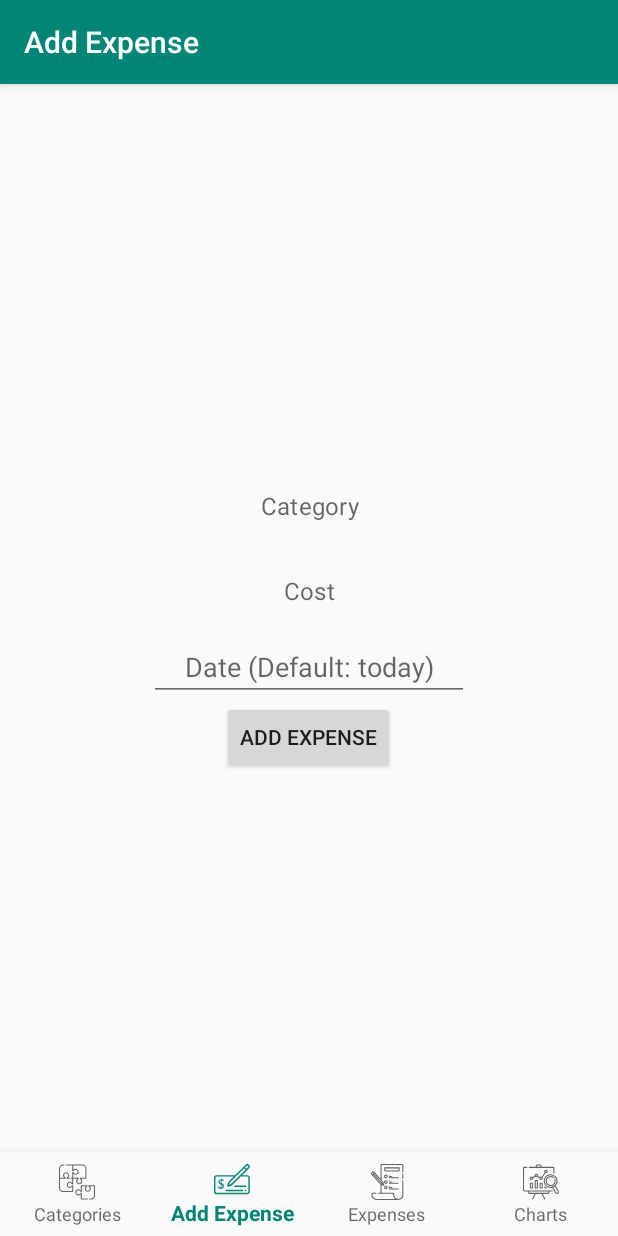
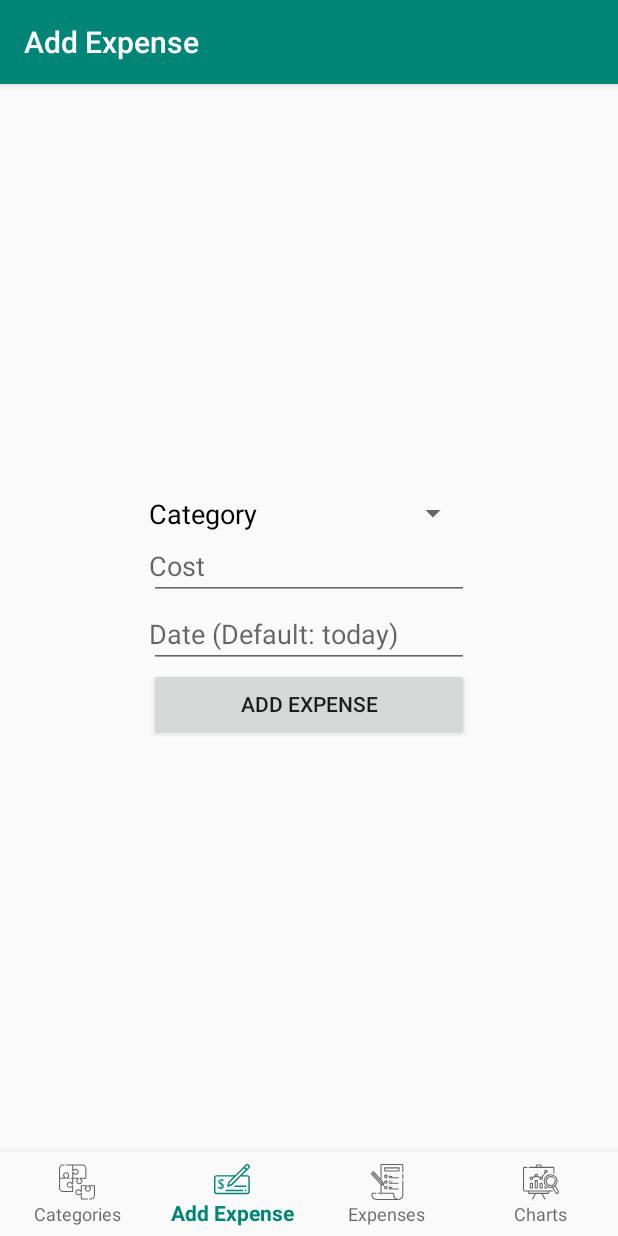
Before and after one commit to antHogis/meno, an Android app: the screen it shows after launch (MainActivity), item 2 of the bottom bar chosen, on a phone screen of 412 x 824 dp. Run offline under Robolectric (Android 15) with nearby library versions, the phone set to English and light mode, and no system bars.

Commit message:
Feature: Use spinner for selecting category

```diff
--- a/app/src/main/java/com/github/anthogis/meno/AddExpenseFragment.java
+++ b/app/src/main/java/com/github/anthogis/meno/AddExpenseFragment.java
@@ -2,28 +2,24 @@ package com.github.anthogis.meno;
 
 import android.app.DatePickerDialog;
 import android.app.Dialog;
-import android.content.Context;
-import android.os.Build;
 import android.os.Bundle;
-import android.os.VibrationEffect;
-import android.os.Vibrator;
 import android.support.annotation.NonNull;
 import android.support.annotation.Nullable;
 import android.support.v4.app.DialogFragment;
 import android.support.v4.app.Fragment;
-import android.support.v7.widget.AppCompatAutoCompleteTextView;
 import android.view.LayoutInflater;
 import android.view.View;
 import android.view.ViewGroup;
 import android.widget.AdapterView;
-import android.widget.ArrayAdapter;
 import android.widget.Button;
 import android.widget.DatePicker;
 import android.widget.EditText;
+import android.widget.Spinner;
 import android.widget.Toast;
 
 import com.github.anthogis.meno.exceptions.EmptyFieldException;
 import com.github.anthogis.meno.exceptions.InvalidCategoryException;
+import com.github.anthogis.meno.views.ExpenseCategorySpinner;
 
 import java.math.BigDecimal;
 
@@ -34,10 +30,9 @@ import java.util.List;
 
 public class AddExpenseFragment extends Fragment {
 
-    private AppCompatAutoCompleteTextView categoryField;
+    private ExpenseCategorySpinner categorySpinner;
     private EditText costField;
     private EditText dateField;
-    private List<ExpenseCategory> validCategories;
     private DatabaseHelper databaseHelper;
 
     @Override
@@ -51,7 +46,7 @@ public class AddExpenseFragment extends Fragment {
     public View onCreateView(@NonNull LayoutInflater inflater, @Nullable ViewGroup container, @Nullable Bundle savedInstanceState) {
         View view = inflater.inflate(R.layout.fragment_add_expense, container, false);
 
-        categoryField = (AppCompatAutoCompleteTextView) view.findViewById(R.id.editCategoryText);
+        categorySpinner = (ExpenseCategorySpinner) view.findViewById(R.id.categorySpinner);
         costField = (EditText) view.findViewById(R.id.editCostText);
         dateField = (EditText) view.findViewById(R.id.editDateText);
         Button addExpenseButton = (Button) view.findViewById(R.id.addExpenseButton);
@@ -61,21 +56,9 @@ public class AddExpenseFragment extends Fragment {
         dateField.setOnClickListener(this::onDateClicked);
 
         databaseHelper = ((MenoApplication) getActivity().getApplication()).getDatabaseHelper();
-        validCategories = databaseHelper.findAllCategories();
-        ArrayAdapter<ExpenseCategory> adapter
-                = new ArrayAdapter<>(view.getContext(), R.layout.adapter_expense_category_small);
-        adapter.addAll(validCategories);
-
-        categoryField.setAdapter(adapter);
-        categoryField.setOnItemClickListener(this::onCategoryItemClicked);
-        categoryField.setThreshold(1);
+        categorySpinner.setExpenseCategories(databaseHelper.findAllCategories());
 
         return view;
-    }
-
-    private void onCategoryItemClicked(AdapterView<?> adapter, View v, int position, long id) {
-        ExpenseCategory category = (ExpenseCategory) adapter.getAdapter().getItem(position);
-        categoryField.setText(category.getName());
     }
 
     private void onDateFocus(View view, boolean hasFocus) {
@@ -100,18 +83,8 @@ public class AddExpenseFragment extends Fragment {
         Expense expense = null;
 
         try {
-            String categoryText = categoryField.getText().toString();
-
-            if (categoryText.equals("")) {
-                throw new EmptyFieldException();
-            } else if(!validCategoryName(categoryText)) {
-                throw new InvalidCategoryException();
-            } else {
-                category = new ExpenseCategory(categoryText);
-            }
-
+            category = categorySpinner.getSelectedCategory();
             cost = new BigDecimal(costField.getText().toString());
-
             String dateText = dateField.getText().toString();
 
             if (dateText.equals("")) {
@@ -142,16 +115,6 @@ public class AddExpenseFragment extends Fragment {
         Toast.makeText(getActivity(), toastMessage, Toast.LENGTH_SHORT).show();
     }
 
-    private boolean validCategoryName(String categoryName) {
-        for (ExpenseCategory category : validCategories) {
-            if (category.getName().equals(categoryName)) {
-                return true;
-            }
-        }
-
-        return false;
-    }
-
     public static class MyDatePickerFragment extends DialogFragment {
         @Override
         public Dialog onCreateDialog(Bundle savedInstanceState) {
--- a/app/src/main/res/layout/adapter_expense_category_small.xml
+++ b/app/src/main/res/layout/adapter_expense_category_small.xml
@@ -1,6 +1,8 @@
 <?xml version="1.0" encoding="utf-8"?>
 <TextView xmlns:android="http://schemas.android.com/apk/res/android"
     android:layout_width="match_parent" android:layout_height="match_parent"
-    android:textSize="18dp">
+    android:textSize="18sp"
+    android:textColor="@android:color/black"
+    android:textColorHint="@android:color/darker_gray">
 
 </TextView>
--- a/app/src/main/res/layout/fragment_add_expense.xml
+++ b/app/src/main/res/layout/fragment_add_expense.xml
@@ -11,6 +11,20 @@
         android:layout_alignParentStart="true"
         android:layout_centerVertical="true">
 
+        <com.github.anthogis.meno.views.ExpenseCategorySpinner
+            android:id="@+id/categorySpinner"
+            android:layout_width="0dp"
+            android:layout_height="wrap_content"
+            android:layout_alignLeft="@+id/editCostText"
+            android:layout_alignRight="@+id/editCostText"
+            android:ems="10"
+            android:hint="@string/hint_category"
+            android:spinnerMode="dropdown"
+            android:layout_centerHorizontal="true"
+            android:textAlignment="center"
+            android:paddingStart="0dp"
+            />
+        <!--
         <android.support.v7.widget.AppCompatAutoCompleteTextView
             android:id="@+id/editCategoryText"
             style="@style/Widget.MaterialComponents.TextInputEditText.OutlinedBox"
@@ -20,19 +34,19 @@
             android:layout_centerHorizontal="true"
             android:hint="@string/hint_category"
             android:inputType="text"
-            android:textAlignment="center" />
+            android:textAlignment="center" />-->
 
         <EditText
             android:id="@+id/editCostText"
-            style="@style/Widget.MaterialComponents.TextInputEditText.OutlinedBox"
             android:layout_width="wrap_content"
             android:layout_height="wrap_content"
-            android:layout_below="@+id/editCategoryText"
+            android:layout_below="@+id/categorySpinner"
             android:layout_centerHorizontal="true"
             android:ems="10"
             android:hint="@string/hint_cost"
             android:inputType="numberDecimal"
-            android:textAlignment="center" />
+            android:paddingStart="0dp"
+            />
             <!--android:nextFocusRight="@id/addExpenseButton"-->
 
 
@@ -45,14 +59,20 @@
             android:ems="10"
             android:hint="@string/hint_date"
             android:inputType="date"
-            android:textAlignment="center" />
+            android:nextFocusRight="@id/addExpenseButton"
+            android:paddingStart="0dp"
+            />
 
         <Button
             android:id="@+id/addExpenseButton"
-            android:layout_width="wrap_content"
+            android:layout_width="0dp"
             android:layout_height="wrap_content"
+            android:layout_alignLeft="@+id/editCostText"
+            android:layout_alignRight="@+id/editCostText"
             android:layout_centerHorizontal="true"
             android:layout_below="@+id/editDateText"
             android:text="@string/title_add_expense" />
     </RelativeLayout>
+
+
 </RelativeLayout>
```
